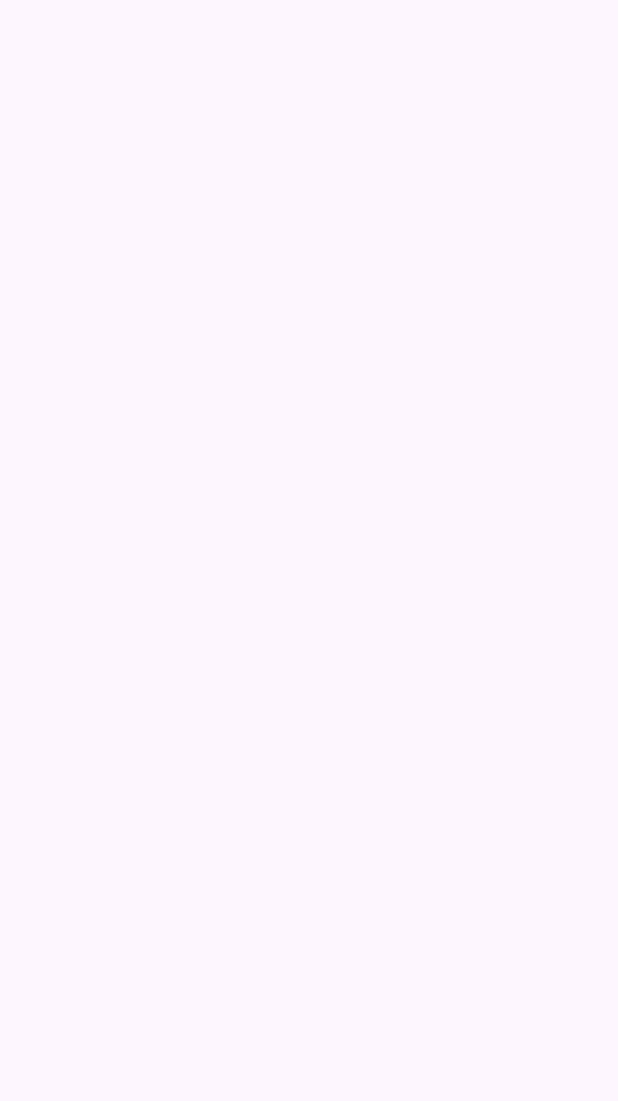
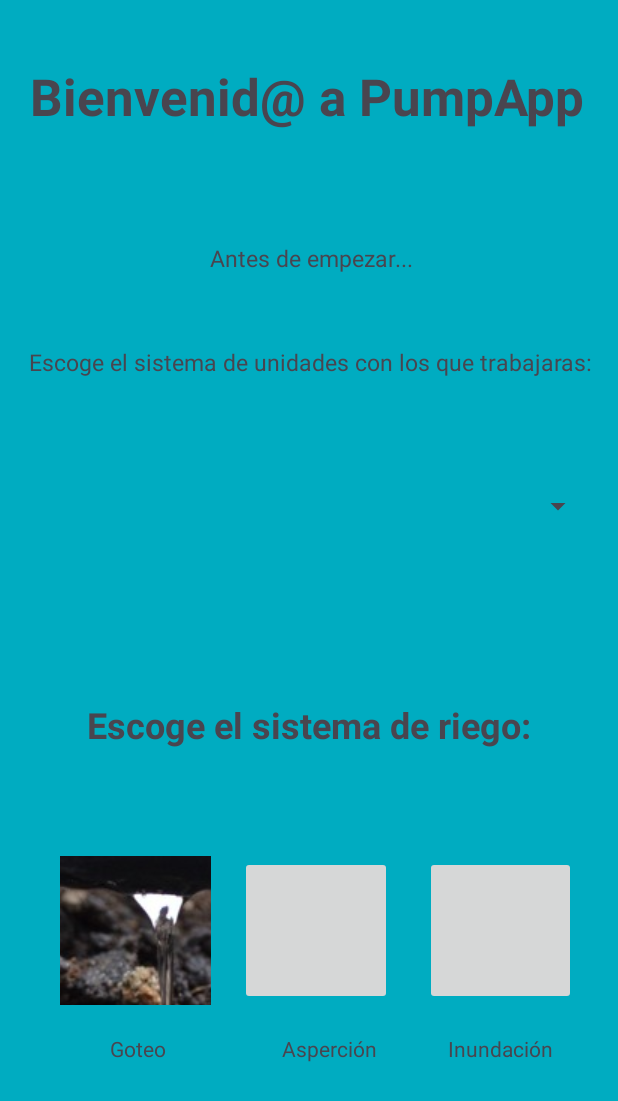
Before and after one commit to Chacharacito/Pumpapp, an Android app: the screen it shows after launch (MainActivity), on a phone screen of 412 x 824 dp. Before the commit the part shown is empty. Shown: the top 1101 px of the screen. Run offline under Robolectric (Android 15) with nearby library versions, the phone set to English and light mode, and no system bars.

Commit message:
creacion de rama

```diff
--- a/app/src/main/java/com/pumpapp/pumpapp/MainActivity.kt
+++ b/app/src/main/java/com/pumpapp/pumpapp/MainActivity.kt
@@ -1,6 +1,7 @@
 package com.pumpapp.pumpapp
 
 import android.os.Bundle
+import android.widget.ImageButton
 import androidx.activity.enableEdgeToEdge
 import androidx.appcompat.app.AppCompatActivity
 import androidx.core.view.ViewCompat
@@ -16,5 +17,8 @@ class MainActivity : AppCompatActivity() {
             v.setPadding(systemBars.left, systemBars.top, systemBars.right, systemBars.bottom)
             insets
         }
+        val riego = findViewById<ImageButton>(R.id.ib_goteo)
+
+        riego.setImageResource(R.drawable.riego_por_goteo)
     }
 }
--- a/app/src/main/res/layout/activity_main.xml
+++ b/app/src/main/res/layout/activity_main.xml
@@ -5,4 +5,149 @@
     android:id="@+id/main"
     android:layout_width="match_parent"
     android:layout_height="match_parent"
-    tools:context=".MainActivity"/>
+    android:background="#00ACC1"
+    tools:context=".MainActivity">
+
+    <ImageButton
+        android:id="@+id/imageButton3"
+        android:layout_width="0dp"
+        android:layout_height="0dp"
+        android:layout_marginEnd="28dp"
+        android:scaleType="center"
+        app:layout_constraintBottom_toBottomOf="@+id/imageButton2"
+        app:layout_constraintEnd_toEndOf="parent"
+        app:layout_constraintStart_toEndOf="@+id/imageButton2"
+        app:layout_constraintTop_toTopOf="@+id/imageButton2"
+        tools:srcCompat="@tools:sample/avatars" />
+
+    <ImageButton
+        android:id="@+id/ib_goteo"
+        android:layout_width="0dp"
+        android:layout_height="0dp"
+        android:layout_marginStart="40dp"
+        android:layout_marginEnd="19dp"
+        android:scaleType="center"
+        app:layout_constraintBottom_toBottomOf="@+id/imageButton2"
+        app:layout_constraintEnd_toStartOf="@+id/imageButton2"
+        app:layout_constraintStart_toStartOf="parent"
+        app:layout_constraintTop_toTopOf="@+id/imageButton2"
+        app:layout_constraintVertical_bias="0.0"
+        tools:srcCompat="@tools:sample/avatars" />
+
+    <ImageButton
+        android:id="@+id/imageButton2"
+        android:layout_width="0dp"
+        android:layout_height="99dp"
+        android:layout_marginEnd="22dp"
+        android:layout_marginBottom="19dp"
+        android:scaleType="center"
+        app:layout_constraintBottom_toTopOf="@+id/textView7"
+        app:layout_constraintEnd_toStartOf="@+id/imageButton3"
+        app:layout_constraintStart_toEndOf="@+id/ib_goteo"
+        tools:srcCompat="@tools:sample/avatars" />
+
+    <TextView
+        android:id="@+id/textView"
+        android:layout_width="wrap_content"
+        android:layout_height="wrap_content"
+        android:layout_marginEnd="17dp"
+        android:layout_marginBottom="61dp"
+        android:text="Escoge el sistema de unidades con los que trabajaras:"
+        android:textAlignment="center"
+        android:textSize="15sp"
+        app:layout_constraintBottom_toTopOf="@+id/spinner"
+        app:layout_constraintEnd_toEndOf="parent" />
+
+    <TextView
+        android:id="@+id/textView2"
+        android:layout_width="wrap_content"
+        android:layout_height="wrap_content"
+        android:layout_marginTop="41dp"
+        android:layout_marginEnd="22dp"
+        android:text="Bienvenid@ a PumpApp"
+        android:textSize="34sp"
+        android:textStyle="bold"
+        app:layout_constraintEnd_toEndOf="parent"
+        app:layout_constraintTop_toTopOf="parent" />
+
+    <TextView
+        android:id="@+id/textView5"
+        android:layout_width="wrap_content"
+        android:layout_height="wrap_content"
+        android:layout_marginBottom="71dp"
+        android:text="Escoge el sistema de riego:"
+        android:textSize="24sp"
+        android:textStyle="bold"
+        app:layout_constraintBottom_toTopOf="@+id/imageButton3"
+        app:layout_constraintEnd_toEndOf="parent"
+        app:layout_constraintStart_toStartOf="parent" />
+
+    <TextView
+        android:id="@+id/textView3"
+        android:layout_width="0dp"
+        android:layout_height="53dp"
+        android:layout_marginStart="12dp"
+        android:layout_marginTop="43dp"
+        android:layout_marginEnd="12dp"
+        android:layout_marginBottom="52dp"
+        android:text="Asesoría inmediata para encontrar tu bomba ideal para tú sistema de riego:"
+        android:textAlignment="center"
+        android:textSize="15sp"
+        app:layout_constraintBottom_toTopOf="@+id/textView4"
+        app:layout_constraintEnd_toEndOf="parent"
+        app:layout_constraintStart_toStartOf="parent"
+        app:layout_constraintTop_toBottomOf="@+id/textView2" />
+
+    <TextView
+        android:id="@+id/textView4"
+        android:layout_width="wrap_content"
+        android:layout_height="wrap_content"
+        android:layout_marginStart="120dp"
+        android:layout_marginEnd="120dp"
+        android:layout_marginBottom="48dp"
+        android:text="Antes de empezar..."
+        android:textSize="15sp"
+        app:layout_constraintBottom_toTopOf="@+id/textView"
+        app:layout_constraintEnd_toEndOf="@+id/textView"
+        app:layout_constraintStart_toStartOf="@+id/textView2" />
+
+    <Spinner
+        android:id="@+id/spinner"
+        android:layout_width="0dp"
+        android:layout_height="48dp"
+        android:layout_marginStart="16dp"
+        android:layout_marginEnd="16dp"
+        android:layout_marginBottom="105dp"
+        app:layout_constraintBottom_toTopOf="@+id/textView5"
+        app:layout_constraintEnd_toEndOf="parent"
+        app:layout_constraintStart_toStartOf="parent" />
+
+    <TextView
+        android:id="@+id/textView6"
+        android:layout_width="wrap_content"
+        android:layout_height="wrap_content"
+        android:layout_marginTop="19dp"
+        android:layout_marginEnd="30dp"
+        android:text="Goteo"
+        app:layout_constraintEnd_toEndOf="@+id/ib_goteo"
+        app:layout_constraintTop_toBottomOf="@+id/ib_goteo" />
+
+    <TextView
+        android:id="@+id/textView7"
+        android:layout_width="wrap_content"
+        android:layout_height="wrap_content"
+        android:layout_marginEnd="10dp"
+        android:text="Asperción"
+        app:layout_constraintEnd_toEndOf="@+id/imageButton2"
+        app:layout_constraintTop_toTopOf="@+id/textView8" />
+
+    <TextView
+        android:id="@+id/textView8"
+        android:layout_width="wrap_content"
+        android:layout_height="wrap_content"
+        android:layout_marginEnd="15dp"
+        android:layout_marginBottom="115dp"
+        android:text="Inundación"
+        app:layout_constraintBottom_toBottomOf="parent"
+        app:layout_constraintEnd_toEndOf="@+id/imageButton3" />
+</androidx.constraintlayout.widget.ConstraintLayout>
```
Also changed, not shown: app/src/main/res/drawable/riego_por_goteo.jpg (added).
